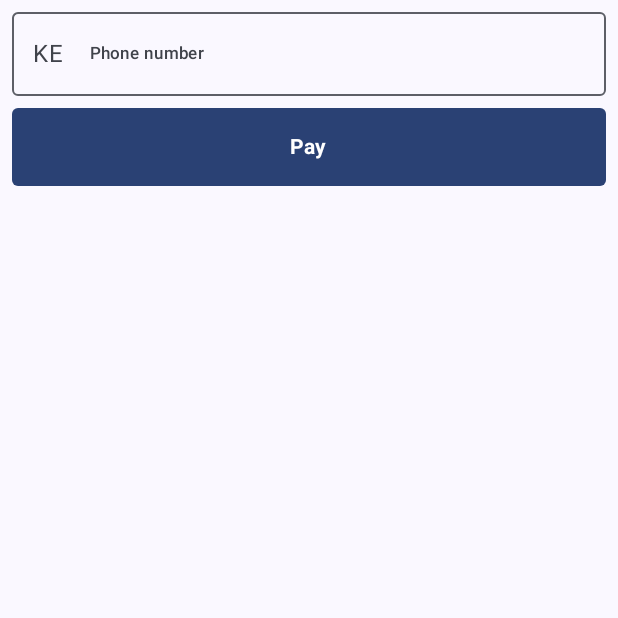
After one commit to elc49/copod, an Android app built with Jetpack Compose: the composable MpesaPaymentScreen shown on its own in the app's theme, on a phone screen of 412 x 824 dp, the top half of it. The commit adds this screen. Run offline under Robolectric (Android 15) with nearby library versions, the phone set to English and light mode, and no system bars; 2 statements that could not run were skipped.

Commit message:
feat: mpesa payment screen

```diff
--- /dev/null
+++ b/Giggy-Android/app/src/main/java/com/lomolo/giggy/compose/screens/MpesaPaymentScreen.kt
@@ -0,0 +1,66 @@
+package com.lomolo.giggy.compose.screens
+
+import androidx.compose.foundation.layout.Arrangement
+import androidx.compose.foundation.layout.Column
+import androidx.compose.foundation.layout.PaddingValues
+import androidx.compose.foundation.layout.fillMaxSize
+import androidx.compose.foundation.layout.fillMaxWidth
+import androidx.compose.foundation.layout.padding
+import androidx.compose.material3.Button
+import androidx.compose.material3.MaterialTheme
+import androidx.compose.material3.OutlinedTextField
+import androidx.compose.material3.Text
+import androidx.compose.runtime.Composable
+import androidx.compose.ui.Modifier
+import androidx.compose.ui.res.stringResource
+import androidx.compose.ui.text.font.FontWeight
+import androidx.compose.ui.tooling.preview.Preview
+import androidx.compose.ui.unit.dp
+import com.lomolo.giggy.R
+import com.lomolo.giggy.ui.theme.GiggyTheme
+
+@Composable
+fun MpesaPaymentScreen(
+    modifier: Modifier = Modifier
+) {
+    Column(
+        modifier = modifier
+            .fillMaxSize()
+            .padding(8.dp),
+        verticalArrangement = Arrangement.spacedBy(8.dp),
+    ) {
+       OutlinedTextField(
+           value = "",
+           onValueChange = {},
+           leadingIcon = {
+               Text("KE")
+           },
+           modifier = Modifier.fillMaxWidth(),
+           placeholder = {
+               Text(
+                   text = stringResource(R.string.phone_number),
+                   style = MaterialTheme.typography.labelSmall,
+               )
+           }
+       )
+        Button(
+            onClick = { /*TODO*/ },
+            shape = MaterialTheme.shapes.extraSmall,
+            modifier = Modifier.fillMaxWidth(),
+            contentPadding = PaddingValues(16.dp),
+        ) {
+           Text(
+               stringResource(R.string.pay),
+               fontWeight = FontWeight.Bold,
+           )
+        }
+    }
+}
+
+@Preview
+@Composable
+fun MpesaPaymentScreenPreview() {
+    GiggyTheme {
+        MpesaPaymentScreen()
+    }
+}
--- a/Giggy-Android/app/src/main/res/values/strings.xml
+++ b/Giggy-Android/app/src/main/res/values/strings.xml
@@ -14,4 +14,6 @@
     <string name="announce_events">Announce events/trade shows</string>
     <string name="buy_posting_rights">Buy posting rights</string>
     <string name="advertise">Advertise your farm store produce</string>
+    <string name="phone_number">Phone number</string>
+    <string name="pay">Pay</string>
 </resources>
```
